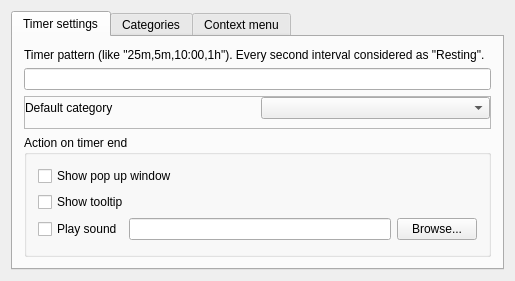
This is TimerTrack/TimerTrack/SettingsWindow.ui in sergrt/timertrack as Qt 5 draws it before an edit. The edited form follows.
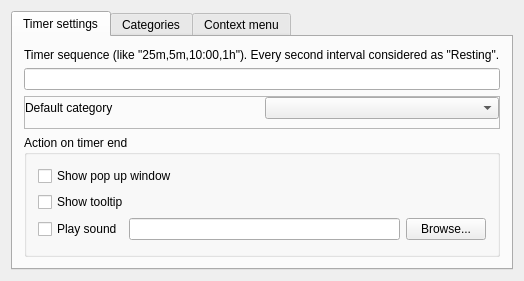
This is the edited form.

What changed in the file:
```diff
--- a/TimerTrack/TimerTrack/SettingsWindow.ui
+++ b/TimerTrack/TimerTrack/SettingsWindow.ui
@@ -27,7 +27,7 @@
        <item row="0" column="0">
         <widget class="QLabel" name="label">
          <property name="text">
-          <string>Timer pattern (like &quot;25m,5m,10:00,1h&quot;). Every second interval considered as &quot;Resting&quot;.</string>
+          <string>Timer sequence (like &quot;25m,5m,10:00,1h&quot;). Every second interval considered as &quot;Resting&quot;.</string>
          </property>
         </widget>
        </item>
```
Left out of the diff: 4 changed lines with no effect on the pictures.
